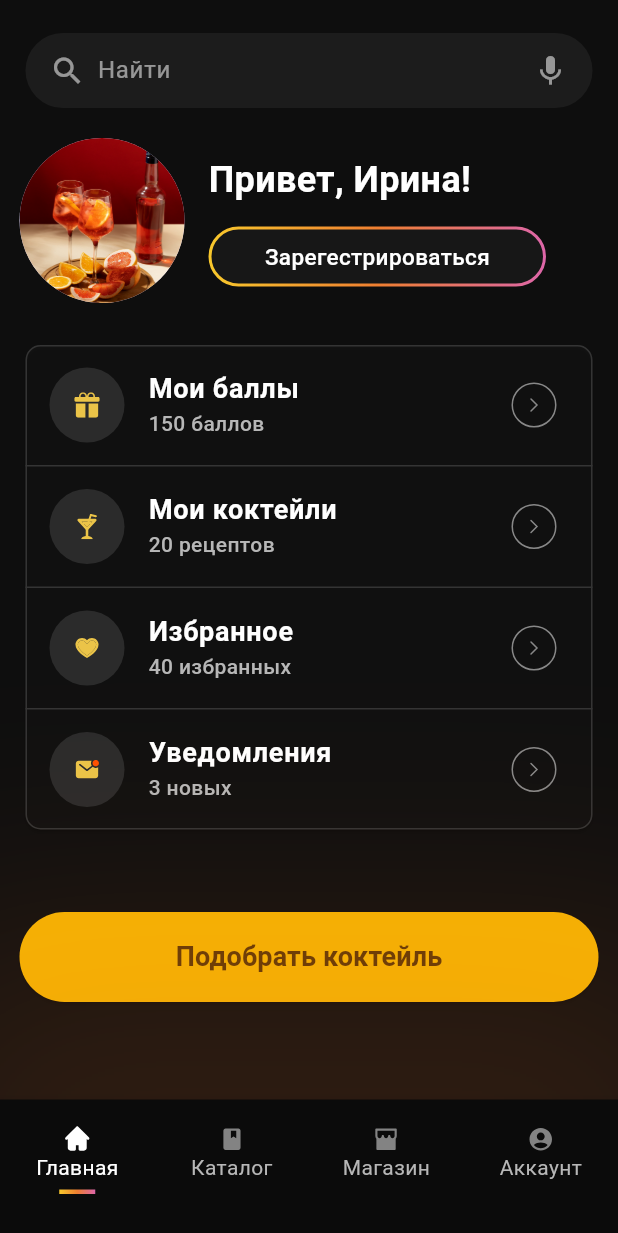
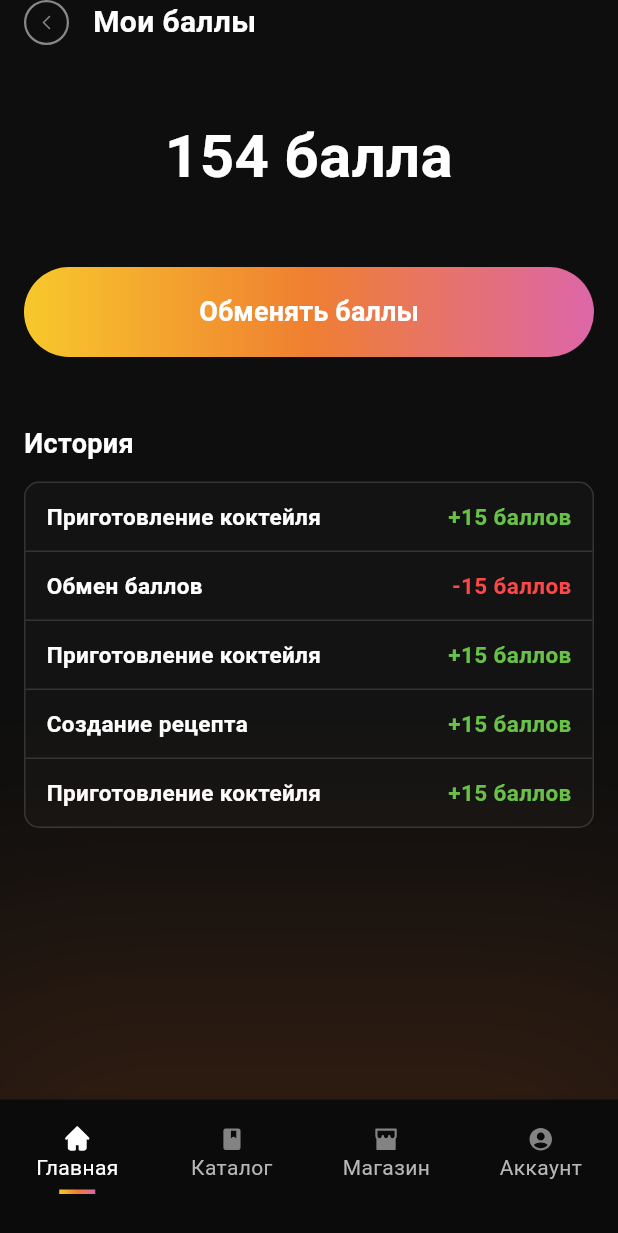
Before and after one commit to SpeedWagon165/cocktails, a Flutter app: the CustomBottomNavigationBar screen opened directly, after a tap on an icon or button, on a phone screen of 412 x 824 dp. Shown: the top 1233 px of the screen. Run offline on Flutter 3.47's test engine with Material 3 defaults, Android fonts, the phone set to English and light mode, and no system bars; our stand-ins replace bloc, easy_stepper, expandable_page_view, flutter_bloc, flutter_multi_formatter, flutter_svg and 1 more; missing offline and left inert: scaffold_gradient_background.

Commit message:
Added bonus_screen.dart with some widgets; Added routes for fixed bottom_nav_bar.dart;

```diff
--- a/lib/main.dart
+++ b/lib/main.dart
@@ -3,7 +3,6 @@ import 'package:cocktails/pages/welcome_page.dart';
 import 'package:cocktails/theme/themes.dart';
 import 'package:cocktails/utilities/adaptive_size.dart';
 import 'package:flutter/material.dart';
-import 'package:cocktails/theme/text_styles.dart';
 import 'package:flutter_bloc/flutter_bloc.dart';
 
 import 'bloc/bottom_navigation_bloc/bottom_navigation_bloc.dart';
@@ -28,6 +27,7 @@ class MyApp extends StatelessWidget {
             BlocProvider(create: (context) => BottomNavigationBloc()),
           ],
           child: MaterialApp(
+              debugShowCheckedModeBanner: false,
               title: 'Flutter Demo',
               theme: AppThemes.lightTheme,
               darkTheme: AppThemes.darkTheme,
--- /dev/null
+++ b/lib/pages/bonus_page/bonus_screen.dart
@@ -0,0 +1,54 @@
+import "package:cocktails/theme/theme_extensions.dart";
+import "package:cocktails/widgets/bonus_story_list/bonus_story_widget.dart";
+import "package:cocktails/widgets/custom_button.dart";
+import "package:flutter/material.dart";
+
+import "../../widgets/custom_arrowback.dart";
+
+class BonusScreen extends StatefulWidget {
+  const BonusScreen({super.key});
+
+  @override
+  State<BonusScreen> createState() => _BonusScreenState();
+}
+
+class _BonusScreenState extends State<BonusScreen> {
+  @override
+  Widget build(BuildContext context) {
+    return SafeArea(
+      child: Scaffold(
+        body: Padding(
+          padding: const EdgeInsets.symmetric(horizontal: 16.0),
+          child: Column(
+            children: [
+              CustomArrowBack(
+                auth: true,
+                text: "Мои баллы",
+                onPressed: () {
+                  Navigator.of(context).pop();
+                },
+              ),
+              const SizedBox(height: 46.0),
+              Container(
+                alignment: Alignment.center,
+                child: Text(
+                  "154 балла",
+                  textAlign: TextAlign.center,
+                  style: context.text.headline24White.copyWith(fontSize: 40.0),
+                ),
+              ),
+              const SizedBox(height: 45.0),
+              CustomButton(
+                  text: "Обменять баллы",
+                  single: true,
+                  onPressed: () {},
+                  gradient: true),
+              const SizedBox(height: 45.0),
+              BonusStoryWidget(),
+            ],
+          ),
+        ),
+      ),
+    );
+  }
+}
--- a/lib/pages/home/home_page.dart
+++ b/lib/pages/home/home_page.dart
@@ -1,14 +1,10 @@
-import 'package:aura_box/aura_box.dart';
 import 'package:cocktails/pages/home/popups/cocktail_selection_pop_up.dart';
 import 'package:cocktails/widgets/home/info_tile_home.dart';
 import 'package:flutter/material.dart';
-import 'package:scaffold_gradient_background/scaffold_gradient_background.dart';
+
 import '../../widgets/auth/custom_registration_button.dart';
-import '../../widgets/bottom_nav_bar.dart';
 import '../../widgets/custom_button.dart';
-import '../../widgets/gradient_scaffold.dart';
 import '../../widgets/home/search_bar_widget.dart';
-import 'popups/need_registration_pop_up.dart';
 
 class HomePage extends StatelessWidget {
   const HomePage({super.key});
@@ -70,7 +66,7 @@ class HomePage extends StatelessWidget {
                       width: 1.0,
                     ),
                   ),
-                  child: const Column(
+                  child: Column(
                     children: [
                       InfoTileHome(
                         icon: 'assets/images/gift_icon.svg',
--- /dev/null
+++ b/lib/widgets/bonus_story_list/bonus_story_card.dart
@@ -0,0 +1,47 @@
+import 'package:cocktails/theme/theme_extensions.dart';
+import 'package:flutter/material.dart';
+
+class BonusStoryCard extends StatelessWidget {
+  const BonusStoryCard(
+      {super.key,
+      required this.title,
+      required this.count,
+      required this.border});
+
+  final String title;
+  final int count;
+  final bool border;
+
+  @override
+  Widget build(BuildContext context) {
+    return Column(
+      children: [
+        Container(
+          padding: const EdgeInsets.symmetric(vertical: 12.0, horizontal: 14.0),
+          child: Row(
+            mainAxisAlignment: MainAxisAlignment.spaceBetween,
+            children: [
+              Text(
+                title,
+                style: context.text.headline20White
+                    .copyWith(color: Colors.white, fontSize: 15.0),
+              ),
+              Text(count > 0 ? "+$count баллов" : "$count баллов",
+                  style: count > 0
+                      ? context.text.headline20White
+                          .copyWith(color: Color(0xFF68C248), fontSize: 15.0)
+                      : context.text.headline20White
+                          .copyWith(color: Color(0xFFFF4747), fontSize: 15.0)),
+            ],
+          ),
+        ),
+        border
+            ? const Divider(
+                color: Color(0xFF343434),
+                height: 1.0,
+              )
+            : const SizedBox()
+      ],
+    );
+  }
+}
--- /dev/null
+++ b/lib/widgets/bonus_story_list/bonus_story_widget.dart
@@ -0,0 +1,77 @@
+import 'package:cocktails/theme/theme_extensions.dart';
+import 'package:cocktails/widgets/bonus_story_list/bonus_story_card.dart';
+import 'package:flutter/material.dart';
+
+class BonusStoryWidget extends StatefulWidget {
+  const BonusStoryWidget({super.key});
+
+  @override
+  State<BonusStoryWidget> createState() => _BonusStoryWidgetState();
+}
+
+class _BonusStoryWidgetState extends State<BonusStoryWidget> {
+  @override
+  Widget build(BuildContext context) {
+    return SingleChildScrollView(
+      physics: const NeverScrollableScrollPhysics(),
+      child: Column(
+        crossAxisAlignment: CrossAxisAlignment.start,
+        mainAxisAlignment: MainAxisAlignment.start,
+        children: [
+          Container(
+            alignment: Alignment.centerLeft,
+            child: Text(
+              "История",
+              textAlign: TextAlign.start,
+              style:
+                  context.text.buttonText18Brown.copyWith(color: Colors.white),
+            ),
+          ),
+          const SizedBox(height: 12.0),
+          Container(
+            decoration: BoxDecoration(
+                border: Border.all(color: Color(0xFF343434), width: 1.0),
+                color: Colors.white.withOpacity(0.02),
+                borderRadius: BorderRadius.circular(10.0)),
+            child: Column(
+              mainAxisSize: MainAxisSize.min,
+              children: [
+                ListView.builder(
+                  shrinkWrap: true,
+                  itemCount: jsonExample.length,
+                  itemBuilder: (context, index) => BonusStoryCard(
+                      title: jsonExample[index]["title"],
+                      count: jsonExample[index]["count"],
+                      border: index == jsonExample.length - 1 ? false : true),
+                )
+              ],
+            ),
+          ),
+        ],
+      ),
+    );
+  }
+
+  List<Map<String, dynamic>> jsonExample = [
+    {
+      "title": "Приготовление коктейля",
+      "count": 15,
+    },
+    {
+      "title": "Обмен баллов",
+      "count": -15,
+    },
+    {
+      "title": "Приготовление коктейля",
+      "count": 15,
+    },
+    {
+      "title": "Создание рецепта",
+      "count": 15,
+    },
+    {
+      "title": "Приготовление коктейля",
+      "count": 15,
+    },
+  ];
+}
--- a/lib/widgets/bottom_nav_bar.dart
+++ b/lib/widgets/bottom_nav_bar.dart
@@ -1,33 +1,40 @@
 import 'package:flutter/material.dart';
+import 'package:flutter_bloc/flutter_bloc.dart';
 import 'package:flutter_svg/svg.dart';
+
 import '../bloc/bottom_navigation_bloc/bottom_navigation_bloc.dart';
 import '../pages/account/account_page.dart';
 import '../pages/catalog/catalog_page.dart';
 import '../pages/home/home_page.dart';
 import '../pages/store/store_page.dart';
-import 'package:flutter_bloc/flutter_bloc.dart';
 
 class CustomBottomNavigationBar extends StatelessWidget {
   const CustomBottomNavigationBar({super.key});
 
   @override
   Widget build(BuildContext context) {
+    final List<GlobalKey<NavigatorState>> _navigatorKeys = [
+      GlobalKey<NavigatorState>(),
+      GlobalKey<NavigatorState>(),
+      GlobalKey<NavigatorState>(),
+      GlobalKey<NavigatorState>(),
+    ];
+
     return Scaffold(
       body: BlocBuilder<BottomNavigationBloc, BottomNavigationState>(
           builder: (context, state) {
         if (state is HomePageState) {
-              return HomePage();
+          return _buildNavigator(0, const HomePage(), _navigatorKeys[0]);
         } else if (state is CatalogPageState) {
-              return CatalogPage();
+          return _buildNavigator(1, const CatalogPage(), _navigatorKeys[1]);
         } else if (state is StorePageState) {
-              return StorePage();
+          return _buildNavigator(2, const StorePage(), _navigatorKeys[2]);
         } else if (state is AccountPageState) {
-              return AccountPage();
+          return _buildNavigator(3, const AccountPage(), _navigatorKeys[3]);
         } else {
-              return Container();
+          return const SizedBox();
         }
-          },
-        ),
+      }),
       bottomNavigationBar: Theme(
         data: Theme.of(context).copyWith(
           splashColor: Colors.transparent,
@@ -42,14 +49,14 @@ class CustomBottomNavigationBar extends StatelessWidget {
                     color: const Color(0xFFE76E24).withOpacity(0.15),
                     spreadRadius: 120,
                     blurRadius: 140,
-                      offset: Offset(0, 5),
+                    offset: const Offset(0, 5),
                     blurStyle: BlurStyle.normal,
                   ),
                 ],
               ),
               child: BottomNavigationBar(
                 type: BottomNavigationBarType.fixed,
-                  backgroundColor: Color(0xFF0B0B0B),
+                backgroundColor: const Color(0xFF0B0B0B),
                 currentIndex: _getCurrentIndex(state),
                 onTap: (index) {
                   switch (index) {
@@ -97,7 +104,8 @@ class CustomBottomNavigationBar extends StatelessWidget {
             );
           },
         ),
-        ));
+      ),
+    );
   }
 
   BottomNavigationBarItem _buildBottomNavigationBarItem({
@@ -157,4 +165,16 @@ class CustomBottomNavigationBar extends StatelessWidget {
       return 0;
     }
   }
+
+  Widget _buildNavigator(
+      int index, Widget child, GlobalKey<NavigatorState> key) {
+    return Navigator(
+      key: key,
+      onGenerateRoute: (routeSettings) {
+        return MaterialPageRoute(
+          builder: (context) => child,
+        );
+      },
+    );
   }
+}
--- a/lib/widgets/home/info_tile_home.dart
+++ b/lib/widgets/home/info_tile_home.dart
@@ -1,6 +1,8 @@
 import 'package:cocktails/theme/theme_extensions.dart';
 import 'package:flutter/material.dart';
 import 'package:flutter_svg/svg.dart';
+
+import '../../pages/bonus_page/bonus_screen.dart';
 
 class InfoTileHome extends StatelessWidget {
   final String icon;
@@ -16,10 +18,19 @@ class InfoTileHome extends StatelessWidget {
 
   @override
   Widget build(BuildContext context) {
-    return SizedBox(
+    return InkWell(
+      onTap: () {
+        Navigator.of(context)
+            .push(MaterialPageRoute(builder: (context) => const BonusScreen()));
+      },
+      child: SizedBox(
         height: 80,
         child: Center(
           child: ListTile(
+            onTap: () {
+              Navigator.of(context).push(
+                  MaterialPageRoute(builder: (context) => const BonusScreen()));
+            },
             leading: Container(
               width: 50,
               height: 50,
@@ -37,7 +48,8 @@ class InfoTileHome extends StatelessWidget {
             ),
             title: Text(
               title,
-            style: context.text.buttonText18Brown.copyWith(color: Colors.white),
+              style:
+                  context.text.buttonText18Brown.copyWith(color: Colors.white),
             ),
             subtitle: Text(
               subtitle,
@@ -62,7 +74,10 @@ class InfoTileHome extends StatelessWidget {
                   color: Colors.white.withOpacity(0.5),
                 ),
                 iconSize: 30.0,
-              onPressed: () {},
+                onPressed: () {
+                  Navigator.of(context).push(MaterialPageRoute(
+                      builder: (context) => const BonusScreen()));
+                },
                 padding: EdgeInsets.zero,
                 constraints: const BoxConstraints(),
                 splashRadius: 24.0,
@@ -71,6 +86,7 @@ class InfoTileHome extends StatelessWidget {
             ),
           ),
         ),
+      ),
     );
   }
 }
```
Lines whose indentation alone changed are shown as unchanged.
